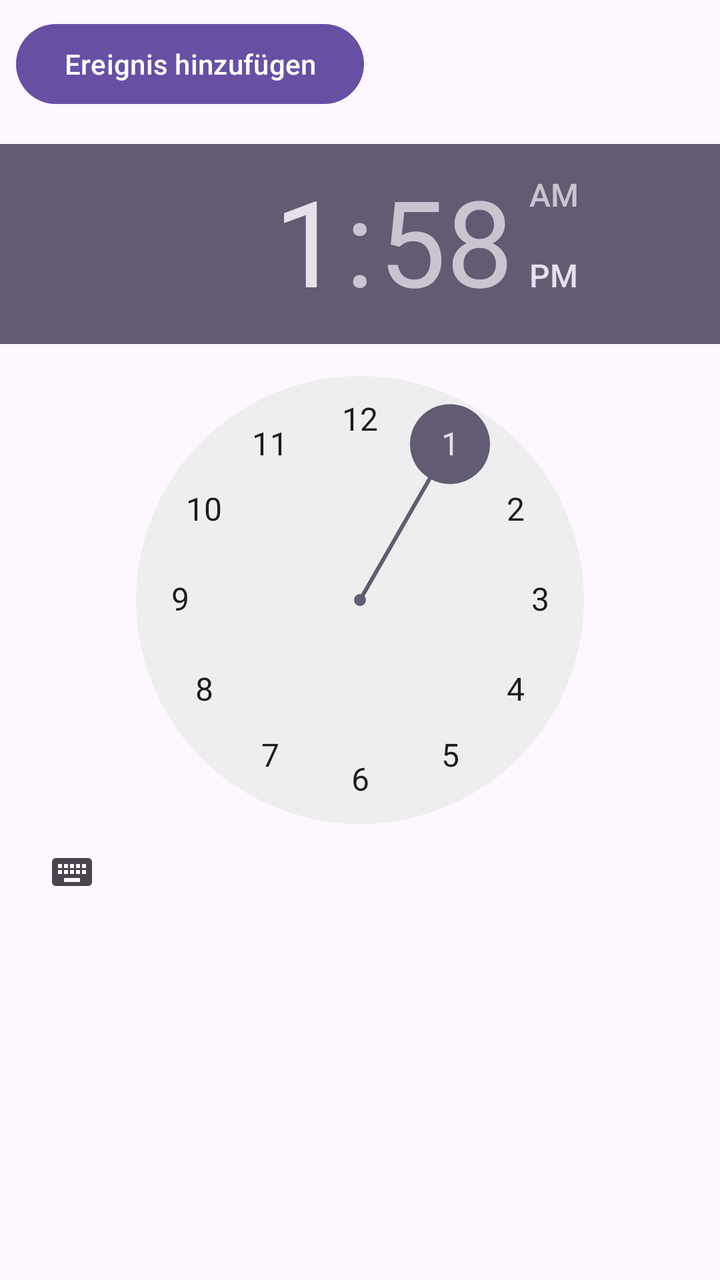
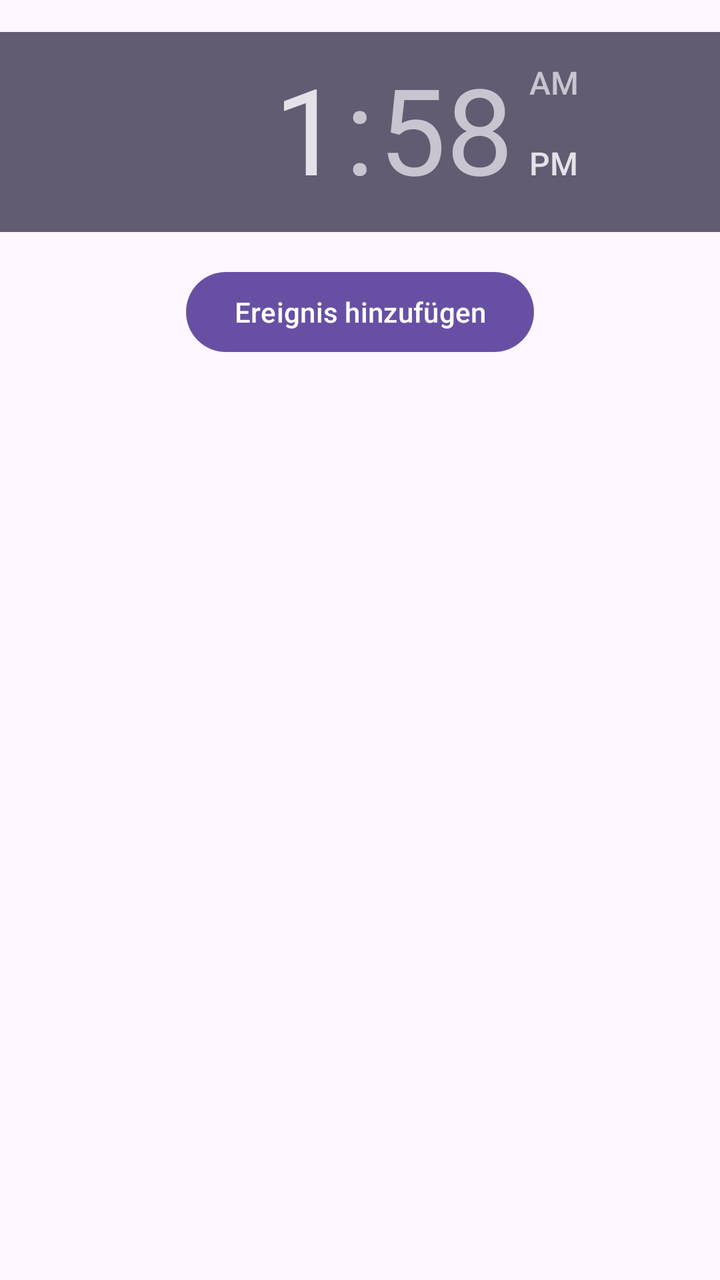

Two renders of the same Android screen: before a commit and after it. Below are the layout's source before the change and the commit's diff.
<!-- AndroidManifest.xml: application theme Theme.DailyKind -->
<!-- res/layout/fragment_calendar.xml -->
<?xml version="1.0" encoding="utf-8"?>

<androidx.constraintlayout.widget.ConstraintLayout xmlns:android="http://schemas.android.com/apk/res/android"
    xmlns:app="http://schemas.android.com/apk/res-auto"
    android:layout_width="match_parent"
    android:layout_height="match_parent"
    xmlns:tools="http://schemas.android.com/tools"
    tools:context=".CalendarFragment">

    <TimePicker
        android:id="@+id/timePicker"
        android:layout_width="wrap_content"
        android:layout_height="wrap_content"
        android:layout_marginTop="16dp"
        app:layout_constraintStart_toStartOf="parent"
        app:layout_constraintTop_toBottomOf="@+id/buttonAddEvent"
        app:layout_constraintVertical_chainStyle="packed" />

    <Button
        android:id="@+id/buttonAddEvent"
        android:layout_width="wrap_content"
        android:layout_height="wrap_content"
        android:layout_marginLeft="8dp"
        android:layout_marginTop="8dp"
        android:text="Ereignis hinzufügen"
        app:layout_constraintLeft_toLeftOf="parent"
        app:layout_constraintTop_toBottomOf="@id/timePicker"
        app:layout_constraintTop_toTopOf="parent" />

</androidx.constraintlayout.widget.ConstraintLayout>
<!-- resources referenced by this layout -->
<resources>
  <style name="Theme.DailyKind" parent="Base.Theme.DailyKind" />
  <style name="Base.Theme.DailyKind" parent="Theme.Material3.DayNight.NoActionBar">
          
          
      </style>
</resources>

<!-- the commit's change to res/layout/fragment_calendar.xml (unified diff, before → after) -->
@@ -1,30 +1,25 @@
 <?xml version="1.0" encoding="utf-8"?>
 
-<androidx.constraintlayout.widget.ConstraintLayout xmlns:android="http://schemas.android.com/apk/res/android"
+<RelativeLayout xmlns:android="http://schemas.android.com/apk/res/android"
     xmlns:app="http://schemas.android.com/apk/res-auto"
+    xmlns:tools="http://schemas.android.com/tools"
     android:layout_width="match_parent"
     android:layout_height="match_parent"
-    xmlns:tools="http://schemas.android.com/tools"
     tools:context=".CalendarFragment">
 
     <TimePicker
         android:id="@+id/timePicker"
-        android:layout_width="wrap_content"
-        android:layout_height="wrap_content"
-        android:layout_marginTop="16dp"
-        app:layout_constraintStart_toStartOf="parent"
-        app:layout_constraintTop_toBottomOf="@+id/buttonAddEvent"
-        app:layout_constraintVertical_chainStyle="packed" />
+        android:layout_width="match_parent"
+        android:layout_height="100dp"
+        android:layout_marginTop="16dp" />
 
     <Button
         android:id="@+id/buttonAddEvent"
         android:layout_width="wrap_content"
         android:layout_height="wrap_content"
-        android:layout_marginLeft="8dp"
-        android:layout_marginTop="8dp"
-        android:text="Ereignis hinzufügen"
-        app:layout_constraintLeft_toLeftOf="parent"
-        app:layout_constraintTop_toBottomOf="@id/timePicker"
-        app:layout_constraintTop_toTopOf="parent" />
+        android:layout_below="@id/timePicker"
+        android:layout_centerHorizontal="true"
+        android:layout_marginTop="16dp"
+        android:text="Ereignis hinzufügen" />
 
-</androidx.constraintlayout.widget.ConstraintLayout>
+</RelativeLayout>
